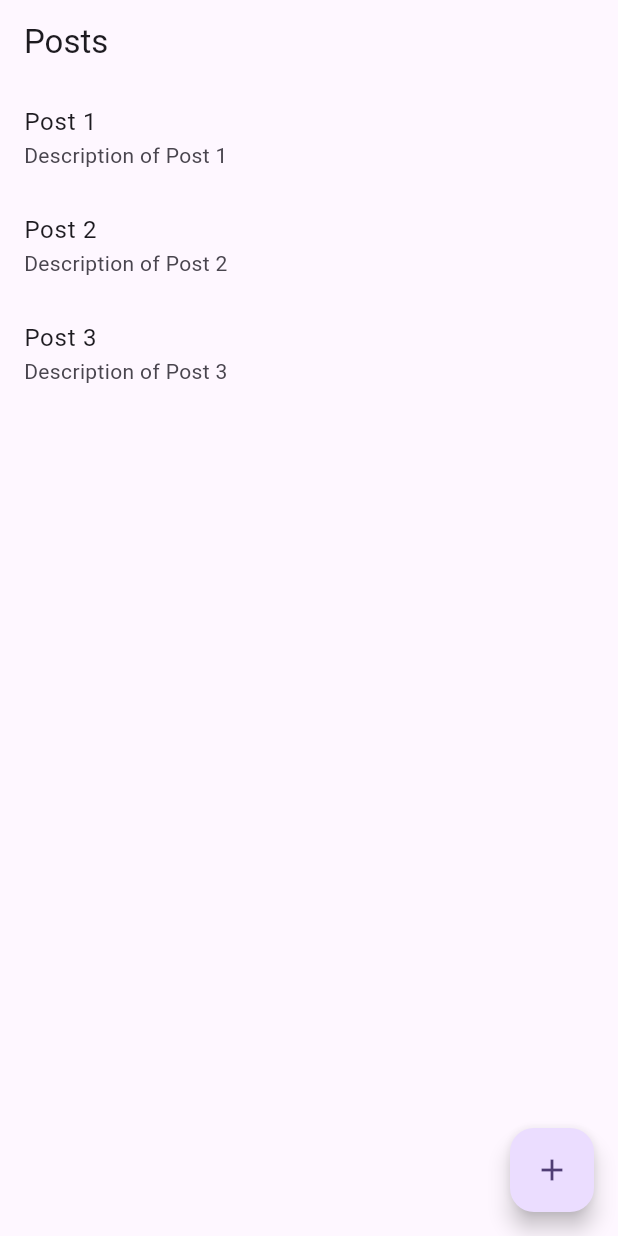
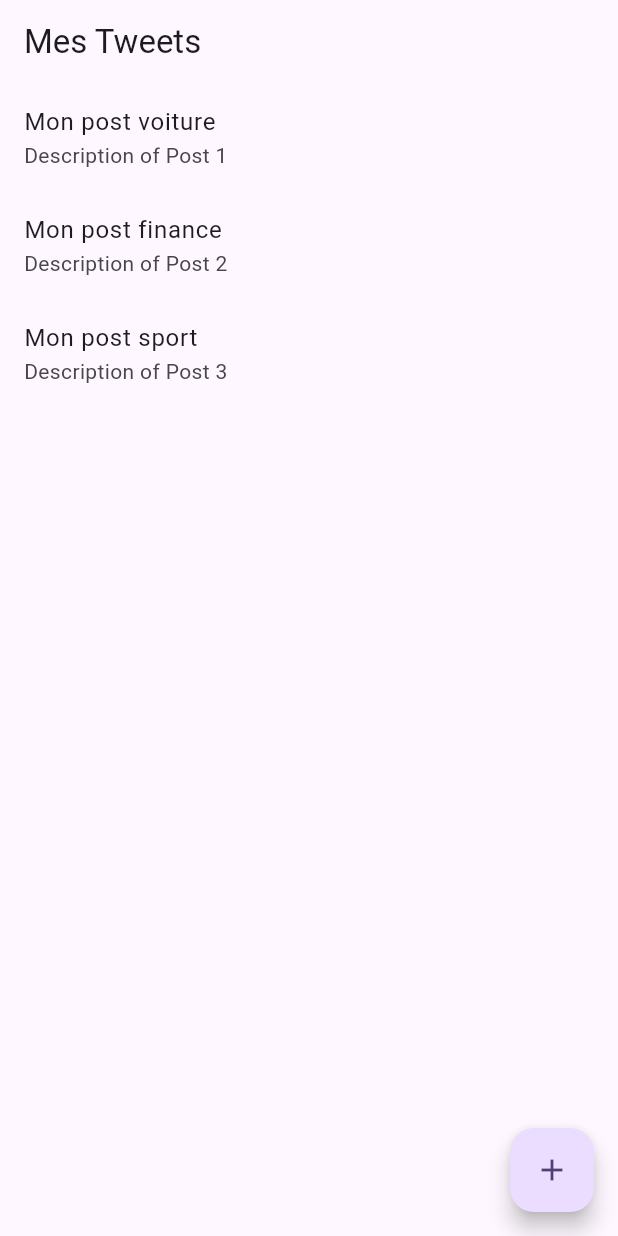
Before and after one commit to kilianalvs/tp_flutter_5al, a Flutter app: the screen it shows after launch, on a phone screen of 412 x 824 dp. Run offline on Flutter 3.47's test engine with Material 3 defaults, Android fonts, the phone set to English and light mode, and no system bars; our stand-ins replace flutter_bloc.

Commit message:
refacto main.dart

```diff
--- a/lib/data_sources/fake_posts_data_source.dart
+++ b/lib/data_sources/fake_posts_data_source.dart
@@ -3,9 +3,9 @@ import 'dart:async';
 
 class FakePostsDataSource {
   final List<Post> _fakePosts = [
-    Post(id: '1', title: 'Post 1', description: 'Description of Post 1'),
-    Post(id: '2', title: 'Post 2', description: 'Description of Post 2'),
-    Post(id: '3', title: 'Post 3', description: 'Description of Post 3'),
+    Post(id: '1', title: 'Mon post voiture', description: 'Description of Post 1'),
+    Post(id: '2', title: 'Mon post finance', description: 'Description of Post 2'),
+    Post(id: '3', title: 'Mon post sport', description: 'Description of Post 3'),
   ];
 
   Future<List<Post>> getAllPosts() async {
--- a/lib/main.dart
+++ b/lib/main.dart
@@ -1,7 +1,8 @@
 import 'package:flutter/material.dart';
 import 'package:flutter_bloc/flutter_bloc.dart';
+import 'package:tp_flutter_5al/screens/home_screen.dart';
 import '../blocs/posts_bloc.dart';
-import '../models/post.dart';
+
 
 void main() {
   runApp(const MyApp());
@@ -26,46 +27,3 @@ class MyApp extends StatelessWidget {
     );
   }
 }
-
-class HomeScreen extends StatelessWidget {
-  const HomeScreen({super.key});
-
-  @override
-  Widget build(BuildContext context) {
-    return Scaffold(
-      appBar: AppBar(title: Text('Posts')),
-      body: BlocBuilder<PostsBloc, PostsState>(
-        builder: (context, state) {
-          if (state is PostsLoading) {
-            return Center(child: CircularProgressIndicator());
-          } else if (state is PostsLoaded) {
-            if (state.posts.isEmpty) {
-              return Center(child: Text('No posts available'));
-            }
-            return ListView.builder(
-              itemCount: state.posts.length,
-              itemBuilder: (context, index) {
-                final post = state.posts[index];
-                return ListTile(
-                  title: Text(post.title),
-                  subtitle: Text(post.description),
-                  onTap: () {
-                    // Navigate to detail page
-                  },
-                );
-              },
-            );
-          } else {
-            return Center(child: Text('Error loading posts'));
-          }
-        },
-      ),
-      floatingActionButton: FloatingActionButton(
-        onPressed: () {
-          // Navigate to create post page
-        },
-        child: Icon(Icons.add),
-      ),
-    );
-  }
-}
--- a/lib/screens/home_screen.dart
+++ b/lib/screens/home_screen.dart
@@ -1,7 +1,6 @@
 import 'package:flutter/material.dart';
 import 'package:flutter_bloc/flutter_bloc.dart';
 import '../blocs/posts_bloc.dart';
-import '../models/post.dart';
 
 class HomeScreen extends StatelessWidget {
   const HomeScreen({super.key});
@@ -9,14 +8,14 @@ class HomeScreen extends StatelessWidget {
   @override
   Widget build(BuildContext context) {
     return Scaffold(
-      appBar: AppBar(title: Text('Posts')),
+      appBar: AppBar(title: const Text('Mes Tweets')),
       body: BlocBuilder<PostsBloc, PostsState>(
         builder: (context, state) {
           if (state is PostsLoading) {
-            return Center(child: CircularProgressIndicator());
+            return const Center(child: CircularProgressIndicator());
           } else if (state is PostsLoaded) {
             if (state.posts.isEmpty) {
-              return Center(child: Text('No posts available'));
+              return const Center(child: Text('Pas de tweets'));
             }
             return ListView.builder(
               itemCount: state.posts.length,
@@ -32,7 +31,7 @@ class HomeScreen extends StatelessWidget {
               },
             );
           } else {
-            return Center(child: Text('Error loading posts'));
+            return const Center(child: Text('Error loading posts'));
           }
         },
       ),
```
